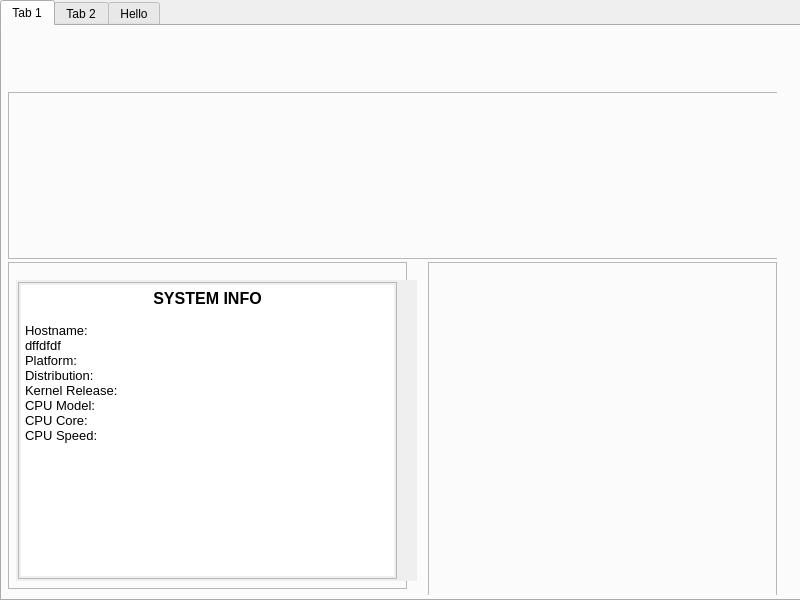
Qt form interface/mainwindow.ui (Rubix982/Fizz) before a commit.
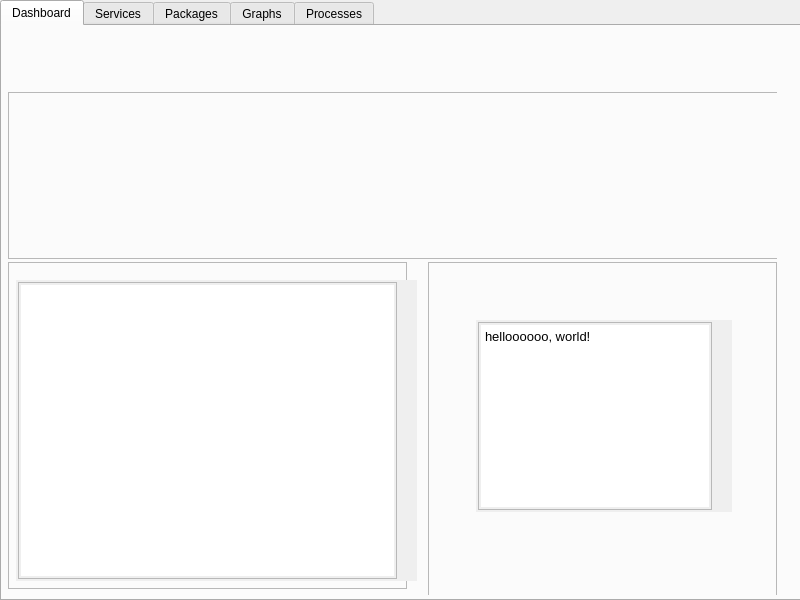
The same form after that commit. Icons and pictures are not drawn.

Commit message: Added resource folder contents

Diff of the .ui file:
```diff
--- a/interface/mainwindow.ui
+++ b/interface/mainwindow.ui
@@ -23,6 +23,12 @@
       <height>601</height>
      </rect>
     </property>
+    <property name="minimumSize">
+     <size>
+      <width>0</width>
+      <height>601</height>
+     </size>
+    </property>
     <property name="autoFillBackground">
      <bool>false</bool>
     </property>
@@ -36,7 +42,7 @@
     </property>
     <widget class="QWidget" name="tab">
      <attribute name="title">
-      <string>Tab 1</string>
+      <string>Dashboard</string>
      </attribute>
      <widget class="QFrame" name="frame">
       <property name="geometry">
@@ -84,6 +90,9 @@
          <height>301</height>
         </rect>
        </property>
+       <property name="autoFillBackground">
+        <bool>true</bool>
+       </property>
        <property name="styleSheet">
         <string notr="true">backgronud-image: url(:/icons/urgo67k76er41.jpg);</string>
        </property>
@@ -92,16 +101,6 @@
 &lt;html&gt;&lt;head&gt;&lt;meta name=&quot;qrichtext&quot; content=&quot;1&quot; /&gt;&lt;style type=&quot;text/css&quot;&gt;
 p, li { white-space: pre-wrap; }
 &lt;/style&gt;&lt;/head&gt;&lt;body style=&quot; font-family:'Noto Sans'; font-size:10pt; font-weight:400; font-style:normal;&quot;&gt;
-&lt;p align=&quot;center&quot; style=&quot; margin-top:0px; margin-bottom:0px; margin-left:0px; margin-right:0px; -qt-block-indent:0; text-indent:0px;&quot;&gt;&lt;span style=&quot; font-size:12pt; font-weight:600;&quot;&gt;SYSTEM INFO&lt;/span&gt;&lt;/p&gt;
-&lt;p style=&quot;-qt-paragraph-type:empty; margin-top:0px; margin-bottom:0px; margin-left:0px; margin-right:0px; -qt-block-indent:0; text-indent:0px;&quot;&gt;&lt;br /&gt;&lt;/p&gt;
-&lt;p style=&quot; margin-top:0px; margin-bottom:0px; margin-left:0px; margin-right:0px; -qt-block-indent:0; text-indent:0px;&quot;&gt;Hostname:&lt;/p&gt;
-&lt;p style=&quot; margin-top:0px; margin-bottom:0px; margin-left:0px; margin-right:0px; -qt-block-indent:0; text-indent:0px;&quot;&gt;dffdfdf&lt;/p&gt;
-&lt;p style=&quot; margin-top:0px; margin-bottom:0px; margin-left:0px; margin-right:0px; -qt-block-indent:0; text-indent:0px;&quot;&gt;Platform:&lt;/p&gt;
-&lt;p style=&quot; margin-top:0px; margin-bottom:0px; margin-left:0px; margin-right:0px; -qt-block-indent:0; text-indent:0px;&quot;&gt;Distribution:&lt;/p&gt;
-&lt;p style=&quot; margin-top:0px; margin-bottom:0px; margin-left:0px; margin-right:0px; -qt-block-indent:0; text-indent:0px;&quot;&gt;Kernel Release: &lt;/p&gt;
-&lt;p style=&quot; margin-top:0px; margin-bottom:0px; margin-left:0px; margin-right:0px; -qt-block-indent:0; text-indent:0px;&quot;&gt;CPU Model:&lt;/p&gt;
-&lt;p style=&quot; margin-top:0px; margin-bottom:0px; margin-left:0px; margin-right:0px; -qt-block-indent:0; text-indent:0px;&quot;&gt;CPU Core:&lt;/p&gt;
-&lt;p style=&quot; margin-top:0px; margin-bottom:0px; margin-left:0px; margin-right:0px; -qt-block-indent:0; text-indent:0px;&quot;&gt;CPU Speed:&lt;/p&gt;
 &lt;p style=&quot;-qt-paragraph-type:empty; margin-top:0px; margin-bottom:0px; margin-left:0px; margin-right:0px; -qt-block-indent:0; text-indent:0px;&quot;&gt;&lt;br /&gt;&lt;/p&gt;&lt;/body&gt;&lt;/html&gt;</string>
        </property>
       </widget>
@@ -124,16 +123,48 @@
       <property name="frameShadow">
        <enum>QFrame::Raised</enum>
       </property>
+      <widget class="QTextBrowser" name="networkDetails">
+       <property name="geometry">
+        <rect>
+         <x>50</x>
+         <y>60</y>
+         <width>256</width>
+         <height>192</height>
+        </rect>
+       </property>
+       <property name="html">
+        <string>&lt;!DOCTYPE HTML PUBLIC &quot;-//W3C//DTD HTML 4.0//EN&quot; &quot;http://www.w3.org/TR/REC-html40/strict.dtd&quot;&gt;
+&lt;html&gt;&lt;head&gt;&lt;meta name=&quot;qrichtext&quot; content=&quot;1&quot; /&gt;&lt;style type=&quot;text/css&quot;&gt;
+p, li { white-space: pre-wrap; }
+&lt;/style&gt;&lt;/head&gt;&lt;body style=&quot; font-family:'Noto Sans'; font-size:10pt; font-weight:400; font-style:normal;&quot;&gt;
+&lt;p style=&quot; margin-top:0px; margin-bottom:0px; margin-left:0px; margin-right:0px; -qt-block-indent:0; text-indent:0px;&quot;&gt;helloooooo, world!&lt;/p&gt;&lt;/body&gt;&lt;/html&gt;</string>
+       </property>
+       <property name="source">
+        <url>
+         <string>file:///home/saif/Desktop/Folders/University/OS/Project/resources/qrcFiles/text/text.txt</string>
+        </url>
+       </property>
+      </widget>
      </widget>
     </widget>
     <widget class="QWidget" name="tab_2">
      <attribute name="title">
-      <string>Tab 2</string>
+      <string>Services</string>
      </attribute>
     </widget>
     <widget class="QWidget" name="tab_3">
      <attribute name="title">
-      <string>Hello</string>
+      <string>Packages</string>
+     </attribute>
+    </widget>
+    <widget class="QWidget" name="graph">
+     <attribute name="title">
+      <string>Graphs</string>
+     </attribute>
+    </widget>
+    <widget class="QWidget" name="processes">
+     <attribute name="title">
+      <string>Processes</string>
      </attribute>
     </widget>
    </widget>
```
Left out of the diff: 18 changed lines with no effect on the pictures. The commit also changes 24 other files.
